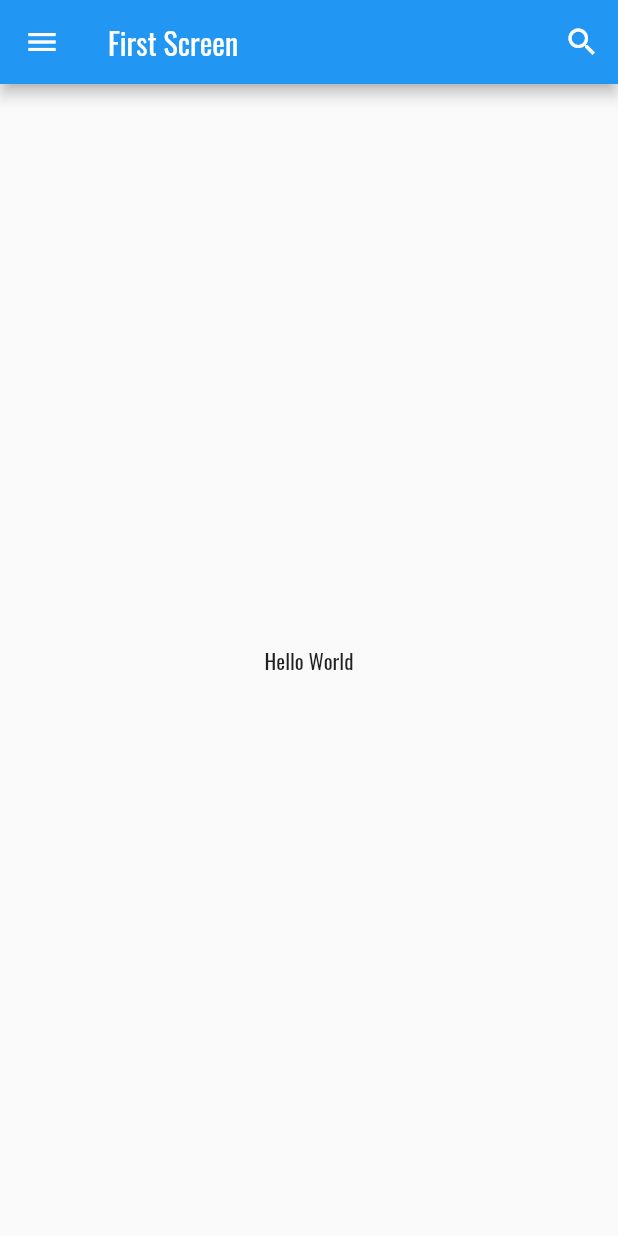
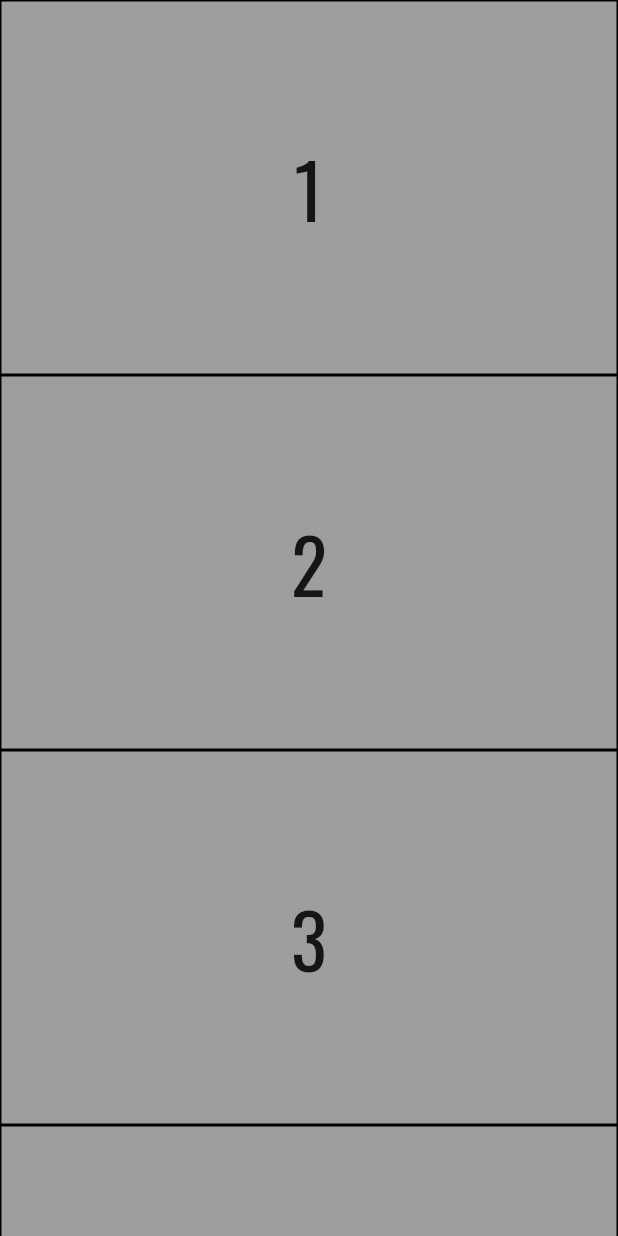
Before and after one commit to abdu-dotcom/Learn-Flutter-2, a Flutter app: the screen it shows after launch, on a phone screen of 412 x 824 dp. Run offline on Flutter 3.47's test engine with Material 2 defaults, Android fonts, the phone set to English and light mode, and no system bars.

Commit message:
Menampilkan item secara Dinamis

```diff
--- a/lib/main.dart
+++ b/lib/main.dart
@@ -16,47 +16,34 @@ class MyApp extends StatelessWidget {
         fontFamily: 'Oswald',
         primarySwatch: Colors.blue,
       ),
-      home: FirstScreen(),
+      home: ScrollingScreen(),
     );
   }
 }
 
-class FirstScreen extends StatefulWidget {
-  const FirstScreen({Key? key}) : super(key: key);
-
-  @override
-  _FirstScreenState createState() => _FirstScreenState();
-}
-
-class _FirstScreenState extends State<FirstScreen> {
-  bool agree = false;
+class ScrollingScreen extends StatelessWidget {
+  final List<int> numberList = [1, 2, 3, 4, 5, 6, 7, 8, 9, 10];
 
   @override
   Widget build(BuildContext context) {
     return Scaffold(
-      appBar: AppBar(
-        leading: IconButton(
-          icon: const Icon(
-            Icons.menu,
-            color: Colors.white,
-          ),
-          onPressed: () {},
-        ),
-        title: const Text('First Screen'),
-        actions: <Widget>[
-          IconButton(
-            icon: const Icon(
-              Icons.search,
-              color: Colors.white,
+      body: ListView(
+        children: numberList.map((number) {
+          return Container(
+            height: 250,
+            decoration: BoxDecoration(
+              color: Colors.grey,
+              border: Border.all(color: Colors.black),
             ),
-            onPressed: () {},
-          ),
-        ],
+            child: Center(
+              child: Text(
+                '$number',
+                style: TextStyle(fontSize: 50),
+              ),
+            ),
+          );
+        }).toList(),
       ),
-      body: const Center(
-          child: Text(
-        'Hello World',
-      )),
     );
   }
 }
```
